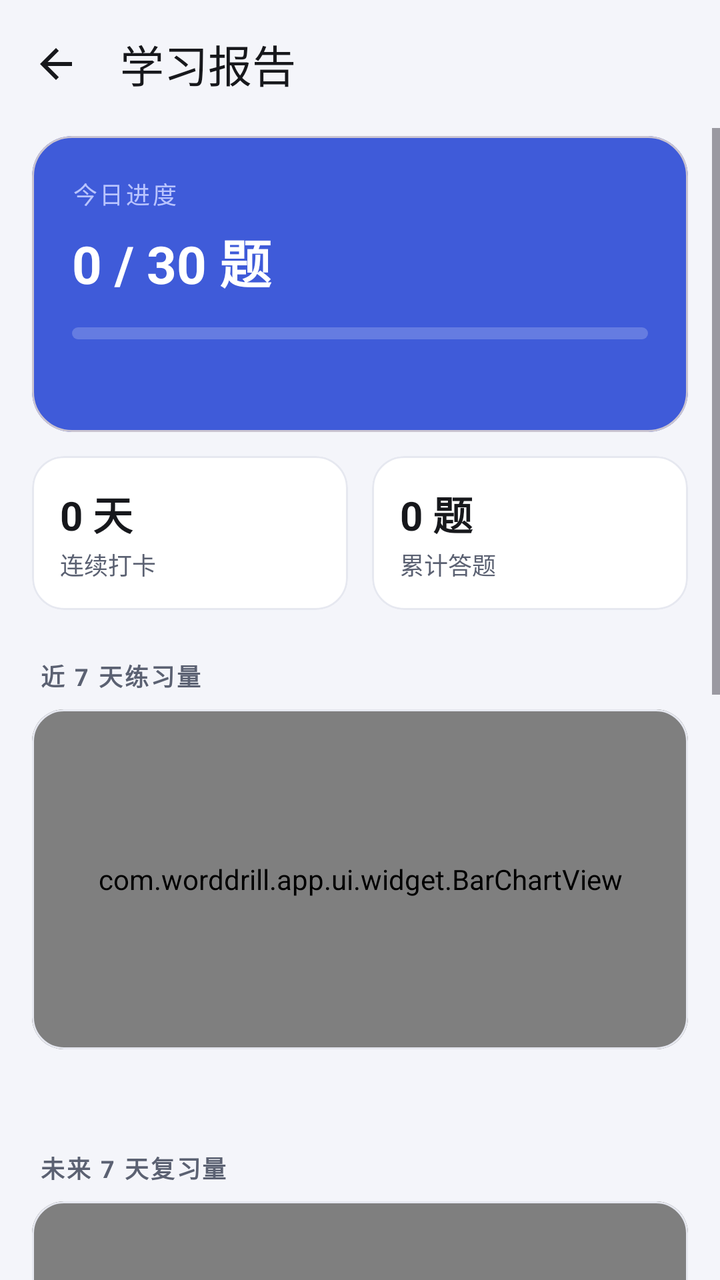
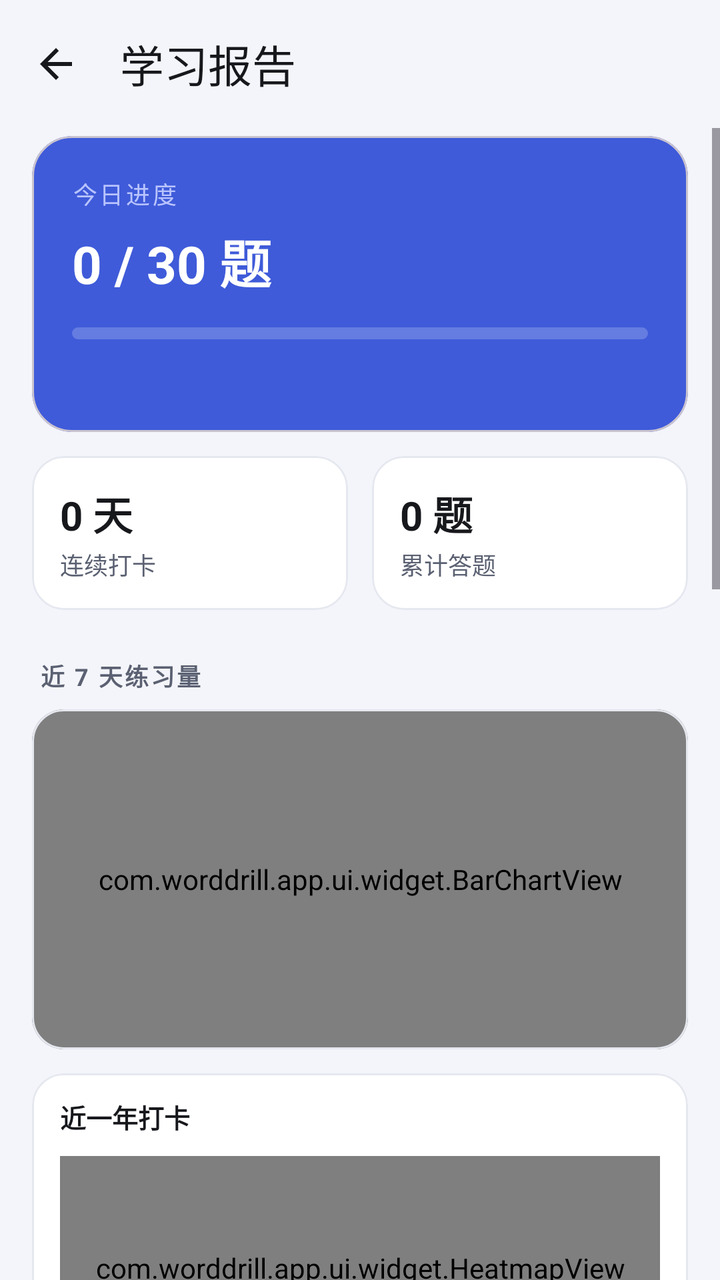

The first picture is an Android layout as it rendered before a commit; the second is the same layout after the commit. The layout source and the unified diff follow.
<!-- AndroidManifest.xml: application theme Theme.WordDrill -->
<!-- res/layout/activity_report.xml -->
<?xml version="1.0" encoding="utf-8"?>
<LinearLayout xmlns:android="http://schemas.android.com/apk/res/android"
    xmlns:app="http://schemas.android.com/apk/res-auto"
    android:id="@+id/root"
    android:layout_width="match_parent"
    android:layout_height="match_parent"
    android:background="@color/bg"
    android:orientation="vertical">

    <com.google.android.material.appbar.MaterialToolbar
        android:id="@+id/toolbar"
        style="@style/Toolbar.WordDrill"
        android:layout_width="match_parent"
        android:layout_height="?attr/actionBarSize"
        app:navigationIcon="@drawable/ic_arrow_back"
        app:title="@string/title_report" />

    <ScrollView
        android:layout_width="match_parent"
        android:layout_height="0dp"
        android:layout_weight="1"
        android:fillViewport="true">

        <LinearLayout
            android:layout_width="match_parent"
            android:layout_height="wrap_content"
            android:orientation="vertical"
            android:paddingStart="16dp"
            android:paddingTop="4dp"
            android:paddingEnd="16dp"
            android:paddingBottom="24dp">

            <com.google.android.material.card.MaterialCardView
                android:layout_width="match_parent"
                android:layout_height="wrap_content"
                app:cardBackgroundColor="@color/brand"
                app:cardCornerRadius="20dp"
                app:cardElevation="0dp">

                <LinearLayout
                    android:layout_width="match_parent"
                    android:layout_height="wrap_content"
                    android:orientation="vertical"
                    android:padding="20dp">

                    <TextView
                        android:layout_width="wrap_content"
                        android:layout_height="wrap_content"
                        android:letterSpacing="0.1"
                        android:text="@string/report_today"
                        android:textColor="#B9C4FF"
                        android:textSize="12sp" />

                    <TextView
                        android:id="@+id/tvToday"
                        style="@style/Text.Hero"
                        android:layout_width="wrap_content"
                        android:layout_height="wrap_content"
                        android:layout_marginTop="6dp"
                        android:text="0 / 30 题" />

                    <com.google.android.material.progressindicator.LinearProgressIndicator
                        android:id="@+id/pbToday"
                        android:layout_width="match_parent"
                        android:layout_height="wrap_content"
                        android:layout_marginTop="14dp"
                        app:indicatorColor="@color/white"
                        app:trackColor="#33FFFFFF"
                        app:trackCornerRadius="3dp"
                        app:trackStopIndicatorSize="0dp"
                        app:trackThickness="6dp" />

                    <TextView
                        android:id="@+id/tvTodaySub"
                        android:layout_width="wrap_content"
                        android:layout_height="wrap_content"
                        android:layout_marginTop="10dp"
                        android:textColor="#B9C4FF"
                        android:textSize="12sp" />
                </LinearLayout>
            </com.google.android.material.card.MaterialCardView>

            <LinearLayout
                android:layout_width="match_parent"
                android:layout_height="wrap_content"
                android:layout_marginTop="12dp"
                android:baselineAligned="false"
                android:orientation="horizontal">

                <com.google.android.material.card.MaterialCardView
                    android:layout_width="0dp"
                    android:layout_height="wrap_content"
                    android:layout_marginEnd="6dp"
                    android:layout_weight="1"
                    app:cardBackgroundColor="@color/surface"
                    app:cardCornerRadius="16dp"
                    app:cardElevation="0dp"
                    app:strokeColor="@color/divider"
                    app:strokeWidth="1dp">

                    <LinearLayout
                        android:layout_width="match_parent"
                        android:layout_height="wrap_content"
                        android:orientation="vertical"
                        android:padding="14dp">

                        <TextView
                            android:id="@+id/tvStreak"
                            android:layout_width="wrap_content"
                            android:layout_height="wrap_content"
                            android:text="0 天"
                            android:textColor="@color/text_primary"
                            android:textSize="20sp"
                            android:textStyle="bold" />

                        <TextView
                            android:layout_width="wrap_content"
                            android:layout_height="wrap_content"
                            android:layout_marginTop="2dp"
                            android:text="@string/report_streak"
                            android:textColor="@color/text_secondary"
                            android:textSize="12sp" />
                    </LinearLayout>
                </com.google.android.material.card.MaterialCardView>

                <com.google.android.material.card.MaterialCardView
                    android:layout_width="0dp"
                    android:layout_height="wrap_content"
                    android:layout_marginStart="6dp"
                    android:layout_weight="1"
                    app:cardBackgroundColor="@color/surface"
                    app:cardCornerRadius="16dp"
                    app:cardElevation="0dp"
                    app:strokeColor="@color/divider"
                    app:strokeWidth="1dp">

                    <LinearLayout
                        android:layout_width="match_parent"
                        android:layout_height="wrap_content"
                        android:orientation="vertical"
                        android:padding="14dp">

                        <TextView
                            android:id="@+id/tvTotal"
                            android:layout_width="wrap_content"
                            android:layout_height="wrap_content"
                            android:text="0 题"
                            android:textColor="@color/text_primary"
                            android:textSize="20sp"
                            android:textStyle="bold" />

                        <TextView
                            android:layout_width="wrap_content"
                            android:layout_height="wrap_content"
                            android:layout_marginTop="2dp"
                            android:text="@string/report_total"
                            android:textColor="@color/text_secondary"
                            android:textSize="12sp" />
                    </LinearLayout>
                </com.google.android.material.card.MaterialCardView>
            </LinearLayout>

            <TextView
                style="@style/Text.SectionLabel"
                android:layout_width="wrap_content"
                android:layout_height="wrap_content"
                android:layout_marginTop="24dp"
                android:layout_marginStart="4dp"
                android:text="@string/report_week" />

            <com.google.android.material.card.MaterialCardView
                android:layout_width="match_parent"
                android:layout_height="wrap_content"
                android:layout_marginTop="8dp"
                app:cardBackgroundColor="@color/surface"
                app:cardCornerRadius="16dp"
                app:cardElevation="0dp"
                app:strokeColor="@color/divider"
                app:strokeWidth="1dp">

                <com.worddrill.app.ui.widget.BarChartView
                    android:id="@+id/chart"
                    android:layout_width="match_parent"
                    android:layout_height="170dp"
                    android:paddingStart="12dp"
                    android:paddingTop="8dp"
                    android:paddingEnd="12dp"
                    android:paddingBottom="8dp" />
            </com.google.android.material.card.MaterialCardView>

            <TextView
                android:id="@+id/tvAccuracy"
                android:layout_width="match_parent"
                android:layout_height="wrap_content"
                android:layout_marginTop="10dp"
                android:textColor="@color/text_secondary"
                android:textSize="12sp" />

            <TextView
                style="@style/Text.SectionLabel"
                android:layout_width="wrap_content"
                android:layout_height="wrap_content"
                android:layout_marginTop="24dp"
                android:layout_marginStart="4dp"
                android:text="@string/report_forecast" />

            <com.google.android.material.card.MaterialCardView
                android:layout_width="match_parent"
                android:layout_height="wrap_content"
                android:layout_marginTop="8dp"
                app:cardBackgroundColor="@color/surface"
                app:cardCornerRadius="16dp"
                app:cardElevation="0dp"
                app:strokeColor="@color/divider"
                app:strokeWidth="1dp">

                <LinearLayout
                    android:layout_width="match_parent"
                    android:layout_height="wrap_content"
                    android:orientation="vertical">

                    <com.worddrill.app.ui.widget.BarChartView
                        android:id="@+id/chartForecast"
                        android:layout_width="match_parent"
                        android:layout_height="150dp"
                        android:paddingStart="12dp"
                        android:paddingTop="8dp"
                        android:paddingEnd="12dp"
                        android:paddingBottom="8dp" />

                    <TextView
                        android:id="@+id/tvForecast"
                        android:layout_width="match_parent"
                        android:layout_height="wrap_content"
                        android:paddingStart="16dp"
                        android:paddingEnd="16dp"
                        android:paddingBottom="14dp"
                        android:textColor="@color/text_hint"
                        android:textSize="12sp" />
                </LinearLayout>
            </com.google.android.material.card.MaterialCardView>

            <TextView
                style="@style/Text.SectionLabel"
                android:layout_width="wrap_content"
                android:layout_height="wrap_content"
                android:layout_marginTop="24dp"
                android:layout_marginStart="4dp"
                android:text="@string/report_mastery" />

            <com.google.android.material.card.MaterialCardView
                android:layout_width="match_parent"
                android:layout_height="wrap_content"
                android:layout_marginTop="8dp"
                app:cardBackgroundColor="@color/surface"
                app:cardCornerRadius="16dp"
                app:cardElevation="0dp"
                app:strokeColor="@color/divider"
                app:strokeWidth="1dp">

                <LinearLayout
                    android:layout_width="match_parent"
                    android:layout_height="wrap_content"
                    android:orientation="vertical"
                    android:padding="16dp">

                    <TextView
                        android:id="@+id/tvMasteryTitle"
                        android:layout_width="match_parent"
                        android:layout_height="wrap_content"
                        android:textColor="@color/text_primary"
                        android:textSize="14sp"
                        android:textStyle="bold" />

                    <com.google.android.material.progressindicator.LinearProgressIndicator
                        android:id="@+id/pbMastery"
                        android:layout_width="match_parent"
                        android:layout_height="wrap_content"
                        android:layout_marginTop="12dp"
                        android:max="100"
                        app:trackCornerRadius="4dp"
                        app:trackStopIndicatorSize="0dp"
                        app:trackThickness="10dp" />

                    <TextView
                        android:id="@+id/tvMasteryDetail"
                        android:layout_width="match_parent"
                        android:layout_height="wrap_content"
                        android:layout_marginTop="12dp"
                        android:lineSpacingExtra="3dp"
                        android:textColor="@color/text_secondary"
                        android:textSize="12sp" />
                </LinearLayout>
            </com.google.android.material.card.MaterialCardView>

            <TextView
                style="@style/Text.SectionLabel"
                android:layout_width="wrap_content"
                android:layout_height="wrap_content"
                android:layout_marginTop="24dp"
                android:layout_marginStart="4dp"
                android:text="@string/report_top_wrong" />

            <com.google.android.material.card.MaterialCardView
                android:layout_width="match_parent"
                android:layout_height="wrap_content"
                android:layout_marginTop="8dp"
                app:cardBackgroundColor="@color/surface"
                app:cardCornerRadius="16dp"
                app:cardElevation="0dp"
                app:strokeColor="@color/divider"
                app:strokeWidth="1dp">

                <TextView
                    android:id="@+id/tvTopWrong"
                    android:layout_width="match_parent"
                    android:layout_height="wrap_content"
                    android:lineSpacingExtra="4dp"
                    android:padding="16dp"
                    android:textColor="@color/text_primary"
                    android:textSize="13sp" />
            </com.google.android.material.card.MaterialCardView>

            <com.google.android.material.button.MaterialButton
                android:id="@+id/btnGoal"
                style="@style/Widget.Material3.Button.OutlinedButton"
                android:layout_width="match_parent"
                android:layout_height="52dp"
                android:layout_marginTop="20dp"
                android:text="@string/action_set_goal"
                app:cornerRadius="14dp" />

            <com.google.android.material.materialswitch.MaterialSwitch
                android:id="@+id/swTts"
                android:layout_width="match_parent"
                android:layout_height="wrap_content"
                android:layout_marginTop="12dp"
                android:minHeight="48dp"
                android:text="@string/setting_tts"
                android:textSize="14sp" />

            <com.google.android.material.button.MaterialButton
                android:id="@+id/btnTestTts"
                style="@style/Widget.Material3.Button.TextButton"
                android:layout_width="match_parent"
                android:layout_height="wrap_content"
                android:text="@string/action_test_tts" />
        </LinearLayout>
    </ScrollView>
</LinearLayout>
<!-- resources referenced by this layout -->
<resources>
  <color name="bg">#F4F5FA</color>
  <color name="brand">#3F5BD9</color>
  <color name="divider">#E6E8F0</color>
  <color name="surface">#FFFFFF</color>
  <color name="text_hint">#9AA0B0</color>
  <color name="text_primary">#17181C</color>
  <color name="text_secondary">#5B6172</color>
  <color name="white">#FFFFFF</color>
  <!-- drawable ic_arrow_back (drawable) -->
  <?xml version="1.0" encoding="utf-8"?>
  <vector xmlns:android="http://schemas.android.com/apk/res/android"
      android:width="24dp"
      android:height="24dp"
      android:viewportWidth="24"
      android:viewportHeight="24">
      <path
          android:fillColor="#FFFFFF"
          android:pathData="M20,11H7.83l5.59,-5.59L12,4l-8,8 8,8 1.41,-1.41L7.83,13H20v-2z" />
  </vector>
  <string name="action_set_goal">设置每日目标</string>
  <string name="action_test_tts">测试发音</string>
  <string name="report_forecast">未来 7 天复习量</string>
  <string name="report_mastery">掌握度</string>
  <string name="report_streak">连续打卡</string>
  <string name="report_today">今日进度</string>
  <string name="report_top_wrong">最该复习的词</string>
  <string name="report_total">累计答题</string>
  <string name="report_week">近 7 天练习量</string>
  <string name="setting_tts">练习时自动发音</string>
  <string name="title_report">学习报告</string>
  <style name="Text.Hero" parent="">
          <item name="android:textSize">26sp</item>
          <item name="android:textColor">@color/white</item>
          <item name="android:textStyle">bold</item>
      </style>
  <style name="Text.SectionLabel" parent="">
          <item name="android:textSize">12sp</item>
          <item name="android:textColor">@color/text_secondary</item>
          <item name="android:letterSpacing">0.08</item>
          <item name="android:textStyle">bold</item>
      </style>
  <style name="Toolbar.WordDrill" parent="Widget.Material3.Toolbar">
          <item name="android:background">@color/bg</item>
          <item name="titleTextColor">@color/text_primary</item>
          <item name="subtitleTextColor">@color/text_secondary</item>
          <item name="navigationIconTint">@color/text_primary</item>
      </style>
  <style name="Theme.WordDrill" parent="Theme.Material3.DayNight.NoActionBar">
          <item name="colorPrimary">@color/brand</item>
          <item name="colorOnPrimary">@color/white</item>
          <item name="colorPrimaryContainer">@color/brand_container</item>
          <item name="colorOnPrimaryContainer">@color/brand_dark</item>
          <item name="colorSecondary">@color/accent</item>
          <item name="colorSurface">@color/surface</item>
          <item name="android:colorBackground">@color/bg</item>
          <item name="android:windowBackground">@color/bg</item>
          <item name="android:statusBarColor">@color/bg</item>
          <item name="android:navigationBarColor">@color/bg</item>
          <item name="android:windowLightStatusBar">@bool/light_status_bar</item>
      </style>
  <color name="brand_container">#E4E9FF</color>
  <color name="brand_dark">#1D2B6B</color>
  <color name="accent">#F2A03D</color>
</resources>

<!-- the commit's change to res/layout/activity_report.xml (unified diff, before → after) -->
@@ -188,6 +188,41 @@
                     android:paddingBottom="8dp" />
             </com.google.android.material.card.MaterialCardView>
 
+            <com.google.android.material.card.MaterialCardView
+                android:layout_width="match_parent"
+                android:layout_height="wrap_content"
+                android:layout_marginTop="12dp"
+                app:cardBackgroundColor="@color/surface"
+                app:cardCornerRadius="16dp"
+                app:cardElevation="0dp"
+                app:strokeColor="@color/divider"
+                app:strokeWidth="1dp">
+
+                <LinearLayout
+                    android:layout_width="match_parent"
+                    android:layout_height="wrap_content"
+                    android:orientation="vertical"
+                    android:paddingStart="14dp"
+                    android:paddingTop="12dp"
+                    android:paddingEnd="14dp"
+                    android:paddingBottom="12dp">
+
+                    <TextView
+                        android:layout_width="wrap_content"
+                        android:layout_height="wrap_content"
+                        android:text="@string/report_heatmap"
+                        android:textColor="@color/text_primary"
+                        android:textSize="13sp"
+                        android:textStyle="bold" />
+
+                    <com.worddrill.app.ui.widget.HeatmapView
+                        android:id="@+id/heatmap"
+                        android:layout_width="match_parent"
+                        android:layout_height="112dp"
+                        android:layout_marginTop="10dp" />
+                </LinearLayout>
+            </com.google.android.material.card.MaterialCardView>
+
             <TextView
                 android:id="@+id/tvAccuracy"
                 android:layout_width="match_parent"
@@ -219,7 +254,7 @@
                     android:layout_height="wrap_content"
                     android:orientation="vertical">
 
-                    <com.worddrill.app.ui.widget.BarChartView
+                    <com.worddrill.app.ui.widget.LineChartView
                         android:id="@+id/chartForecast"
                         android:layout_width="match_parent"
                         android:layout_height="150dp"
@@ -321,6 +356,25 @@
                     android:textSize="13sp" />
             </com.google.android.material.card.MaterialCardView>
 
+            <TextView
+                android:id="@+id/tvModeStats"
+                android:layout_width="match_parent"
+                android:layout_height="wrap_content"
+                android:layout_marginTop="10dp"
+                android:lineSpacingExtra="3dp"
+                android:textColor="@color/text_secondary"
+                android:textSize="12sp" />
+
+            <com.google.android.material.button.MaterialButton
+                android:id="@+id/btnShareCard"
+                style="@style/Widget.Material3.Button.TonalButton"
+                android:layout_width="match_parent"
+                android:layout_height="48dp"
+                android:layout_marginTop="16dp"
+                android:text="@string/action_share_card"
+                android:textSize="14sp"
+                app:cornerRadius="14dp" />
+
             <com.google.android.material.button.MaterialButton
                 android:id="@+id/btnGoal"
                 style="@style/Widget.Material3.Button.OutlinedButton"
<!-- resource entries referenced after the edit -->
@@ -20,8 +20,10 @@
           android:pathData="M20,11H7.83l5.59,-5.59L12,4l-8,8 8,8 1.41,-1.41L7.83,13H20v-2z" />
   </vector>
   <string name="action_set_goal">设置每日目标</string>
+  <string name="action_share_card">生成打卡图分享</string>
   <string name="action_test_tts">测试发音</string>
   <string name="report_forecast">未来 7 天复习量</string>
+  <string name="report_heatmap">近一年打卡</string>
   <string name="report_mastery">掌握度</string>
   <string name="report_streak">连续打卡</string>
   <string name="report_today">今日进度</string>
